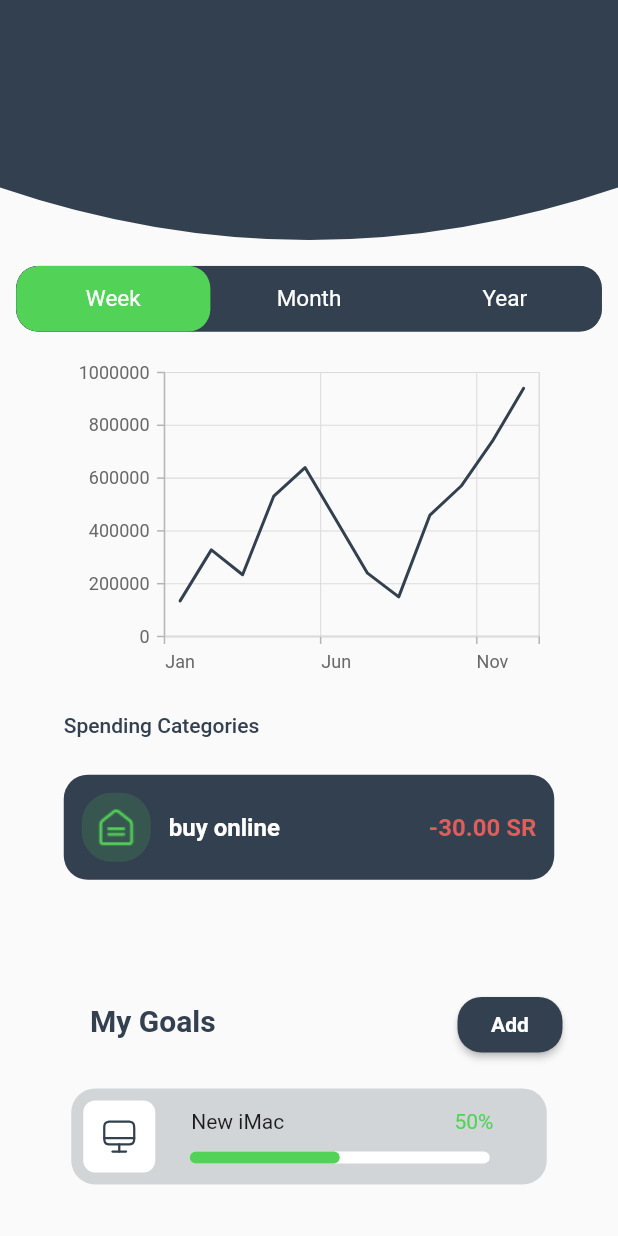
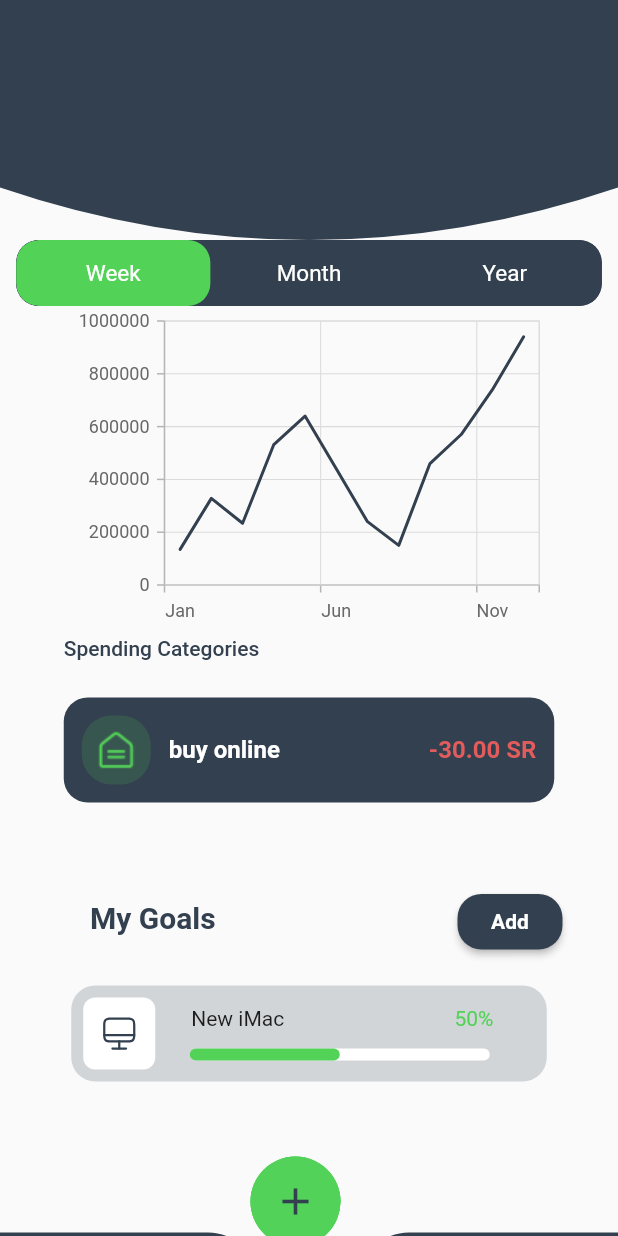
Before and after one commit to jawaher-alqotym/finance_app, a Flutter app: the InsightPage screen opened directly, on a phone screen of 412 x 824 dp. Run offline on Flutter 3.47's test engine with Material 2 defaults, Android fonts, the phone set to English and light mode, and no system bars; drawn by our look-alikes of percent_indicator, toggle_switch; our stand-ins replace flutter_svg, get, syncfusion_flutter_charts.

Commit message:
bug fixed finally!!

```diff
--- a/lib/screens/insight_page.dart
+++ b/lib/screens/insight_page.dart
@@ -23,8 +23,11 @@ class _InsightPageState extends State<InsightPage> {
   Widget build(BuildContext context) {
 
     return Scaffold(
-      body: Center(child: Column(
+      body: Center(
+          child: Column(
         children: [
+
+
           halfOvalWidget(context),
           Spacer(),
           wmyBarWidget(context),
@@ -64,15 +67,18 @@ class _InsightPageState extends State<InsightPage> {
                 ],
               ),
               goalsWidget(context),
+              Container(
+                  height: 200,
+                  child: navBar()),
+            ],
 
-            ],
           ),
 
-          Spacer(),
-          Spacer(),
-
+          // Spacer(),
+          // Spacer(),
         ],
-      )),
+      ),
+      ),
     );
   }
 }
--- a/lib/widgets/homeContant.dart
+++ b/lib/widgets/homeContant.dart
@@ -183,7 +183,6 @@ class _HomeContantState extends State<HomeContant> {
           ],
         ),
         navBar(),
-        //FloatingButton(),
       ],
     );
   }
```
